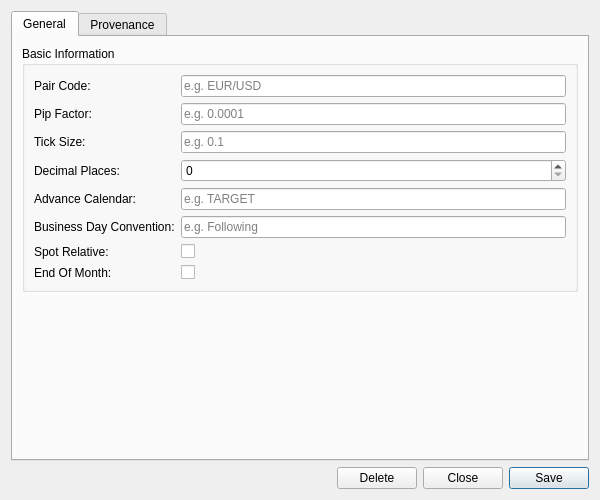
Before: the Qt Designer form projects/ores.qt/refdata/ui/CurrencyPairConventionDetailDialog.ui in OreStudio/OreStudio, drawn with Qt 5.
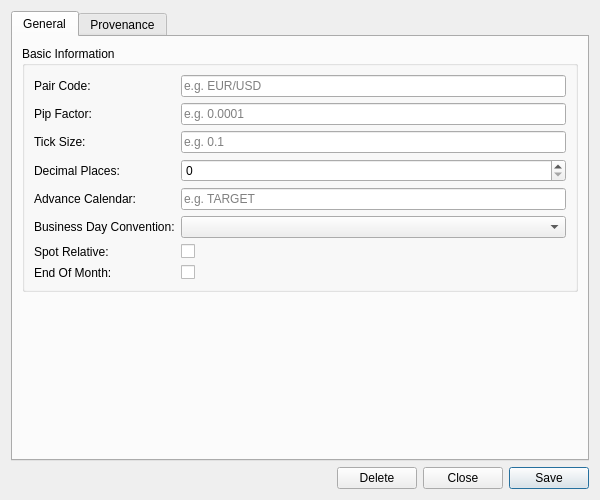
After: the same form once the commit is applied. Custom widgets are drawn as their Qt base class.

```diff
--- a/projects/ores.qt/refdata/ui/CurrencyPairConventionDetailDialog.ui
+++ b/projects/ores.qt/refdata/ui/CurrencyPairConventionDetailDialog.ui
@@ -119,9 +119,9 @@
            </widget>
           </item>
           <item row="5" column="1">
-           <widget class="QLineEdit" name="businessDayConventionEdit">
-            <property name="placeholderText">
-             <string>e.g. Following</string>
+           <widget class="QComboBox" name="businessDayConventionCombo">
+            <property name="insertPolicy">
+             <enum>QComboBox::NoInsert</enum>
             </property>
            </widget>
           </item>
```
Left out of the diff: 3 changed lines with no effect on the pictures.
